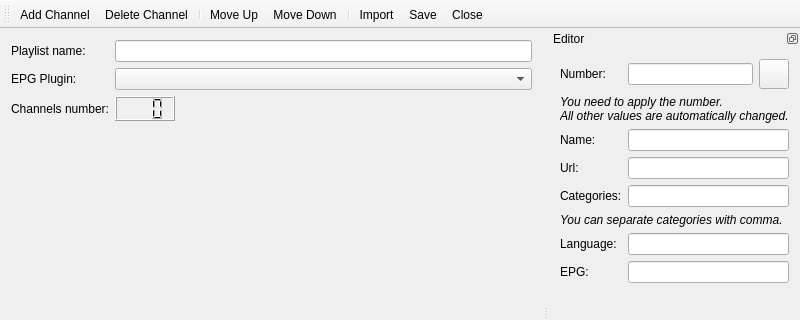
First picture: the form in src/ui/EditPlaylist.ui, repository ntadej/tano, before the edit; both pictures show x 0 to 800 and y 0 to 320 of the 800 by 600 pixel window.
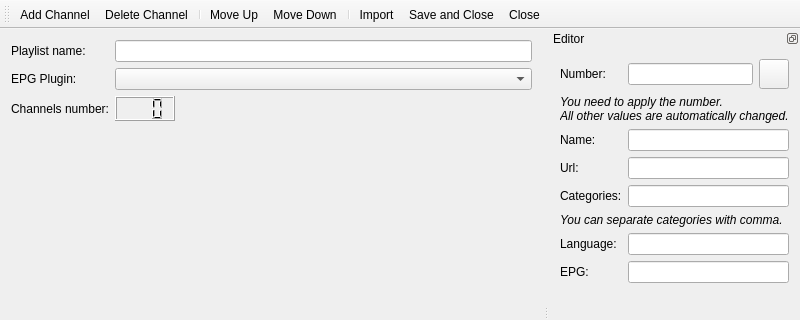
Second picture: the form after the edit. Icons and pictures are not drawn. Custom widgets are drawn as their Qt base class.

The edit to the form file:
```diff
--- a/src/ui/EditPlaylist.ui
+++ b/src/ui/EditPlaylist.ui
@@ -260,7 +260,10 @@
      <normaloff>:/icons/images/filesave.png</normaloff>:/icons/images/filesave.png</iconset>
    </property>
    <property name="text">
-    <string>Save</string>
+    <string>Save and Close</string>
+   </property>
+   <property name="toolTip">
+    <string>Save and Close</string>
    </property>
   </action>
   <action name="actionClose">
```
